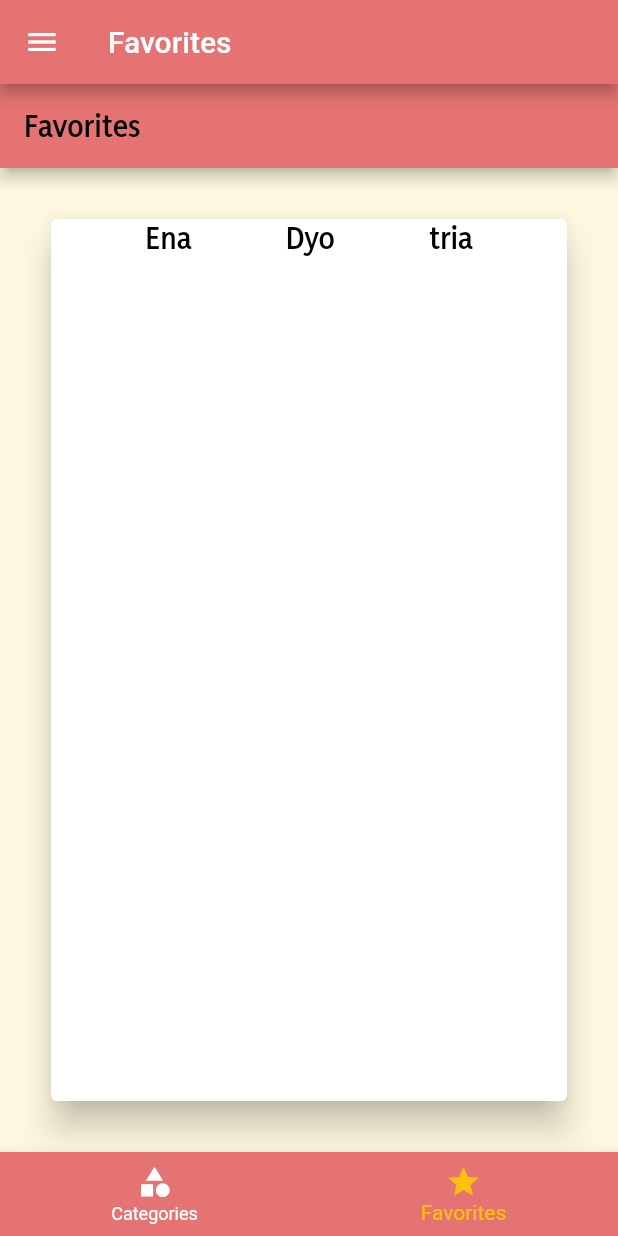
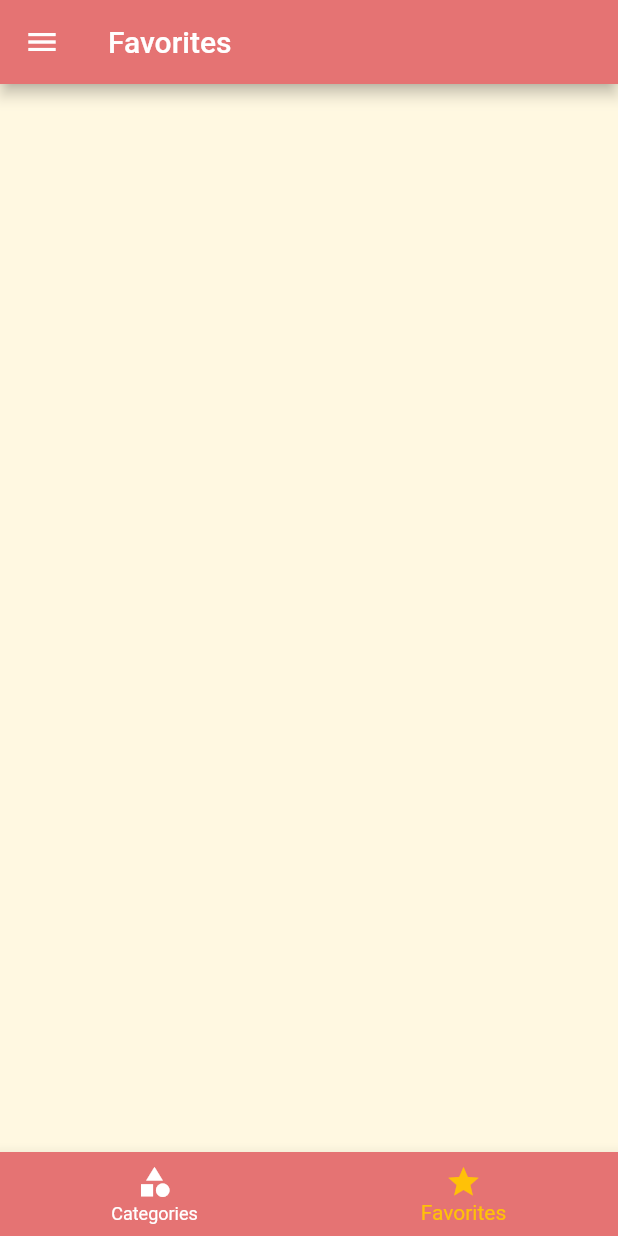
Before and after one commit to SerKleanthis/meal_app, a Flutter app: the screen it shows after launch, item 2 of the bottom bar chosen, on a phone screen of 412 x 824 dp. Run offline on Flutter 3.47's test engine with Material 2 defaults, Android fonts, the phone set to English and light mode, and no system bars; our stand-ins replace lottie, shared_preferences.

Commit message:
Small changes

```diff
--- a/lib/screens/favorites_screen.dart
+++ b/lib/screens/favorites_screen.dart
@@ -4,50 +4,6 @@ class FavoritesScreen extends StatelessWidget {
   static const routName = '/favorites';
   @override
   Widget build(BuildContext context) {
-    return Scaffold(
-      appBar: AppBar(
-        title: Text(
-          'Favorites',
-          style: Theme.of(context).textTheme.headline4,
-        ),
-      ),
-      body: Card(
-        elevation: 10,
-        margin: EdgeInsets.all(34),
-        child: Row(
-          mainAxisAlignment: MainAxisAlignment.spaceBetween,
-          children: [
-            Spacer(),
-            Column(
-              children: [
-                Text(
-                  'Ena',
-                  style: Theme.of(context).textTheme.headline4,
-                )
-              ],
-            ),
-            Spacer(),
-            Column(
-              children: [
-                Text(
-                  'Dyo',
-                  style: Theme.of(context).textTheme.headline4,
-                )
-              ],
-            ),
-            Spacer(),
-            Column(
-              children: [
-                Text(
-                  'tria',
-                  style: Theme.of(context).textTheme.headline4,
-                )
-              ],
-            ),
-            Spacer(),
-          ],
-        ),
-      ),
-    );
+    return Container();
   }
 }
--- a/lib/screens/filters_screen.dart
+++ b/lib/screens/filters_screen.dart
@@ -16,10 +16,10 @@ class _FilterScreenState extends State<FilterScreen> {
 
   @override
   void initState() {
-    _isGlutenFree = UserPreferences.isGlutenFree() ?? false;
-    _isLactoseFree = UserPreferences.isLactoseFree() ?? false;
-    _isVegan = UserPreferences.isVegan() ?? false;
-    _isVegeterian = UserPreferences.isVegeterian() ?? false;
+    _isGlutenFree = UserPreferences.isGlutenFree();
+    _isLactoseFree = UserPreferences.isLactoseFree();
+    _isVegan = UserPreferences.isVegan();
+    _isVegeterian = UserPreferences.isVegeterian();
     super.initState();
   }
 
```
